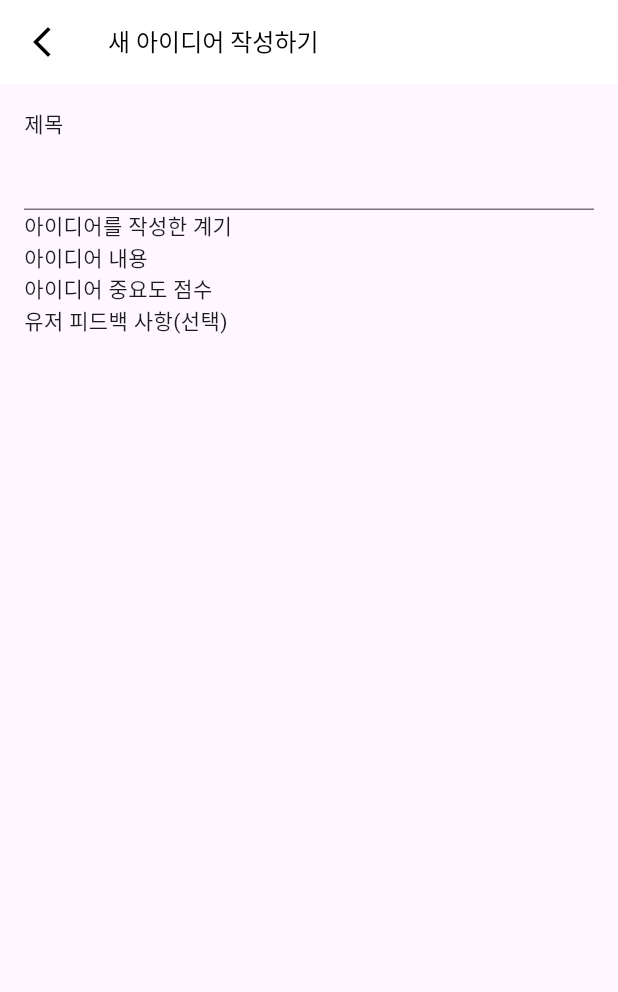
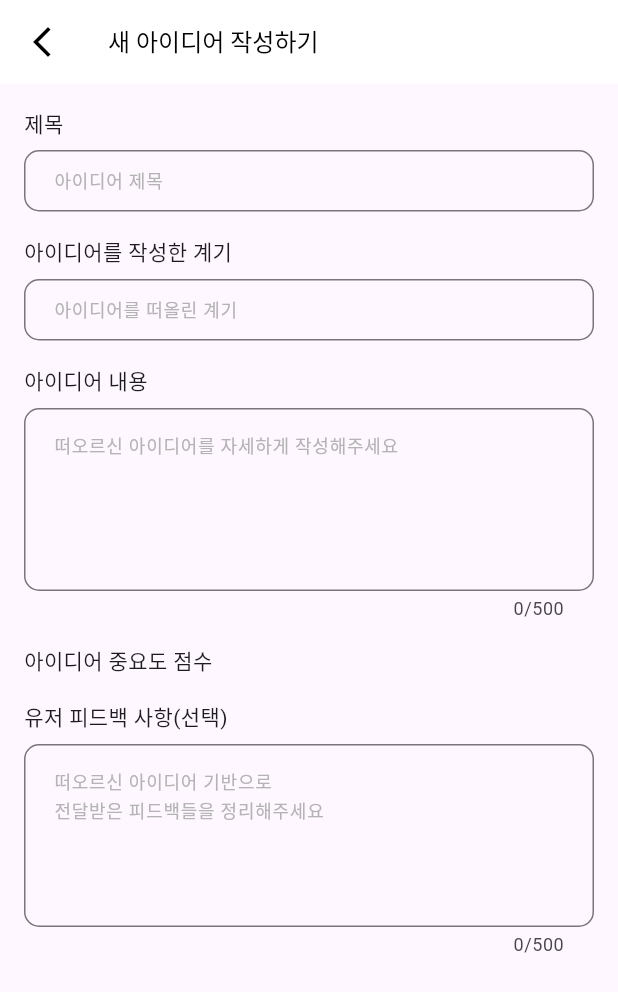
Before and after one commit to sunfishes/archive_idea, a Flutter app: the EditScreen screen opened directly, on a phone screen of 412 x 824 dp. Shown: the top 992 px of the screen. Run offline on Flutter 3.47's test engine with Material 3 defaults, Android fonts, the phone set to English and light mode, and no system bars; our stand-ins replace flutter_rating_bar, sqflite; accounts and stored records are empty.

Commit message:
add: edit_screen container

```diff
--- a/lib/screen/edit_screen.dart
+++ b/lib/screen/edit_screen.dart
@@ -45,18 +45,100 @@ final TextEditingController _feedbackController = TextEditingController();
             crossAxisAlignment: CrossAxisAlignment.start,
           children: [
             Text('제목'),
-            TextField(
-              style: TextStyle(fontSize: 12, color: Colors.black),
-              controller: _titleController,
+            Container(
+              margin: EdgeInsets.only(top: 8),
+
+              height: 41,
+              child: TextField(
+                decoration: InputDecoration(
+                  contentPadding: EdgeInsets.symmetric(vertical: 0, horizontal: 16),
+                  border: OutlineInputBorder(
+                    borderSide: BorderSide(
+                      color: Color(0xffd9d9d9),
+                    ),
+                    borderRadius: BorderRadius.circular(10),
+
+                  ),
+                  hintText: '아이디어 제목',
+                  hintStyle: TextStyle(color: Color(0xffb4b4b4),)
+                ),
+                style: TextStyle(fontSize: 12, color: Colors.black),
+                controller: _titleController,
+              ),
             ),
+            SizedBox(height: 16,),
             Text('아이디어를 작성한 계기'),
+            Container(
+              margin: EdgeInsets.only(top: 8),
 
+              height: 41,
+              child: TextField(
+                decoration: InputDecoration(
+                    contentPadding: EdgeInsets.symmetric(vertical: 0, horizontal: 16),
+                    border: OutlineInputBorder(
+                      borderSide: BorderSide(
+                        color: Color(0xffd9d9d9),
+                      ),
+                      borderRadius: BorderRadius.circular(10),
+
+                    ),
+                    hintText: '아이디어를 떠올린 계기',
+                    hintStyle: TextStyle(color: Color(0xffb4b4b4),)
+                ),
+                style: TextStyle(fontSize: 12, color: Colors.black),
+                controller: _motiveController,
+              ),
+            ),
+            SizedBox(height: 16,),
             Text('아이디어 내용'),
+            Container(
+              margin: EdgeInsets.only(top: 8),
+              child: TextField(
+                maxLength: 500,
+                maxLines: 5,
+                decoration: InputDecoration(
+                    contentPadding: EdgeInsets.symmetric(vertical: 16, horizontal: 16),
+                    border: OutlineInputBorder(
+                      borderSide: BorderSide(
+                        color: Color(0xffd9d9d9),
+                      ),
+                      borderRadius: BorderRadius.circular(10),
 
+                    ),
+                    hintText: '떠오르신 아이디어를 자세하게 작성해주세요',
+                    hintStyle: TextStyle(color: Color(0xffb4b4b4),)
+                ),
+                style: TextStyle(fontSize: 12, color: Colors.black),
+                controller: _contentController,
+              ),
+            ),
+            SizedBox(height: 16,),
             Text('아이디어 중요도 점수'),
 
+            SizedBox(height: 16,),
             Text('유저 피드백 사항(선택)'),
+            Container(
+              margin: EdgeInsets.only(top: 8),
+              child: TextField(
+                maxLength: 500,
+                maxLines: 5,
+                decoration: InputDecoration(
+                    contentPadding: EdgeInsets.symmetric(vertical: 16, horizontal: 16),
+                    border: OutlineInputBorder(
+                      borderSide: BorderSide(
+                        color: Color(0xffd9d9d9),
+                      ),
+                      borderRadius: BorderRadius.circular(10),
 
+                    ),
+                    hintText: '떠오르신 아이디어 기반으로\n전달받은 피드백들을 정리해주세요',
+                    hintStyle: TextStyle(color: Color(0xffb4b4b4),)
+                ),
+                style: TextStyle(fontSize: 12, color: Colors.black),
+                controller: _feedbackController,
+              ),
+            ),
+            SizedBox(height: 16,),
                 ],
                 ),
         ),
```
